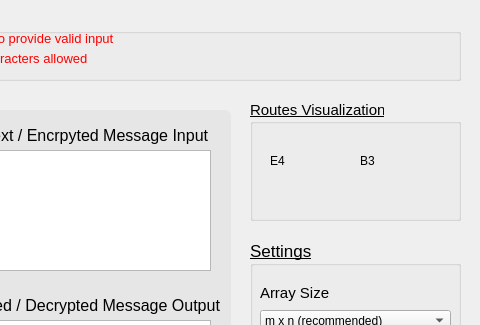
Old version of the form data/second-method.ui in the repository aziznal/luigi-sacco-and-route-encryption; both pictures show x 100 to 580 and y 0 to 325 of the 580 by 660 pixel window.
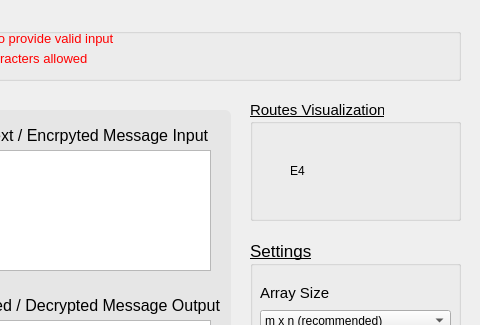
New version of the form.

Commit message: Changes route visualisation section to use one image - Also hooks second-method window with even listener

```diff
--- a/data/second-method.ui
+++ b/data/second-method.ui
@@ -545,22 +545,9 @@
     <widget class="QLabel" name="b3RouteLabel">
      <property name="geometry">
       <rect>
-       <x>110</x>
-       <y>20</y>
-       <width>81</width>
-       <height>81</height>
-      </rect>
-     </property>
-     <property name="text">
-      <string>B3</string>
-     </property>
-    </widget>
-    <widget class="QLabel" name="e4RouteLabel">
-     <property name="geometry">
-      <rect>
-       <x>20</x>
-       <y>20</y>
-       <width>81</width>
+       <x>40</x>
+       <y>30</y>
+       <width>131</width>
        <height>81</height>
       </rect>
      </property>
```
Left out of the diff: 2 changed lines with no effect on the pictures. The commit also changes 5 other files.
